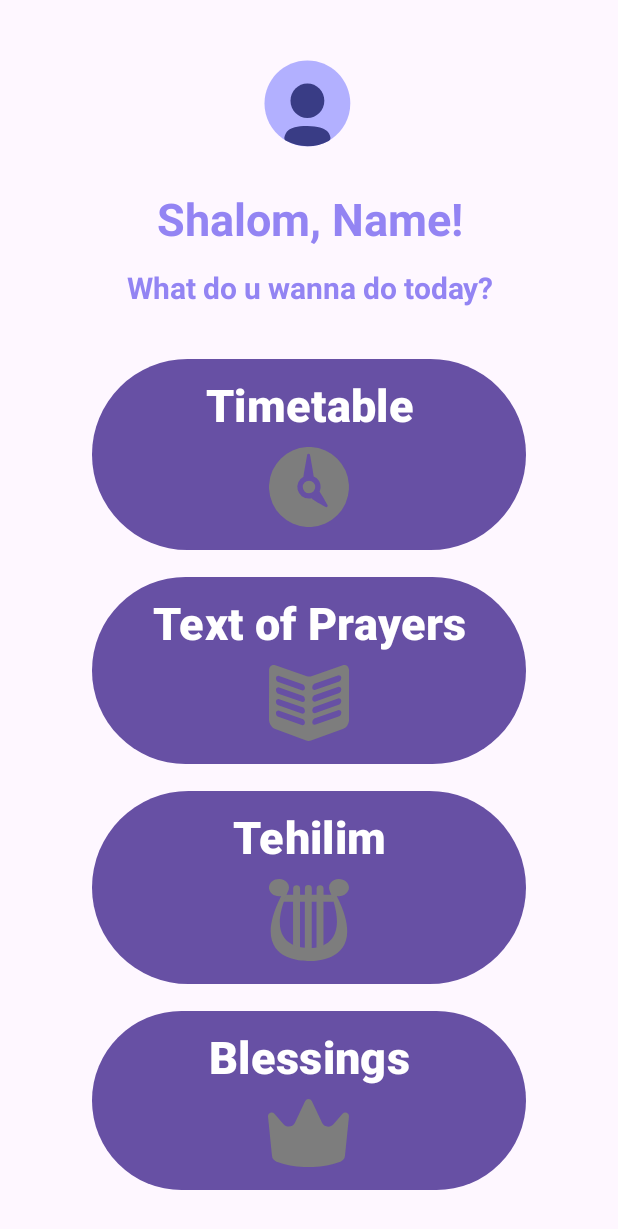
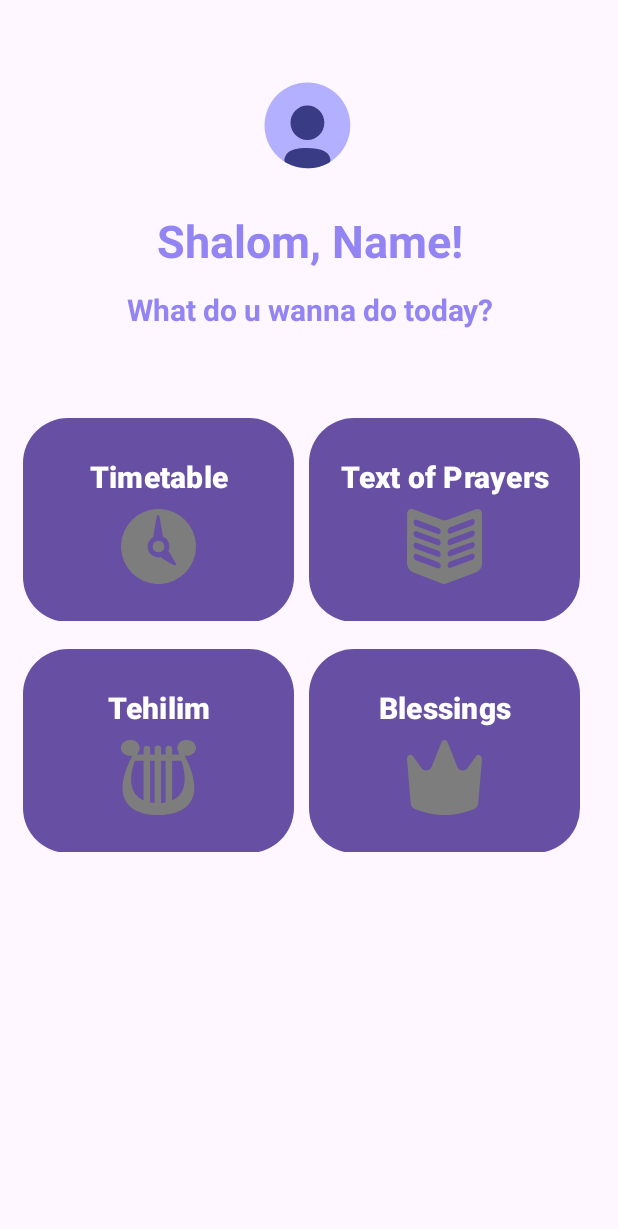
Before and after one commit to MrIsrak/prayer_app, an Android app: the MainMenu screen opened directly, with no data from a screen before it, on a phone screen of 412 x 824 dp. Shown: the top 1229 px of the screen. Run offline under Robolectric (Android 15) with nearby library versions, the phone set to English and light mode, and no system bars.

Commit message:
Everything placed like it should be

```diff
--- a/app/src/main/res/drawable/book.xml
+++ b/app/src/main/res/drawable/book.xml
@@ -1,6 +1,6 @@
 <vector xmlns:android="http://schemas.android.com/apk/res/android"
-    android:width="53.24dp"
-    android:height="50.94dp"
+    android:width="50.00dp"
+    android:height="50.00dp"
     android:viewportWidth="53.24"
     android:viewportHeight="50.94">
   <path
--- a/app/src/main/res/drawable/clock.xml
+++ b/app/src/main/res/drawable/clock.xml
@@ -1,6 +1,6 @@
 <vector xmlns:android="http://schemas.android.com/apk/res/android"
-    android:width="53.61dp"
-    android:height="53.61dp"
+    android:width="50.00dp"
+    android:height="50.00dp"
     android:viewportWidth="53.61"
     android:viewportHeight="53.61">
   <path
--- a/app/src/main/res/drawable/crown.xml
+++ b/app/src/main/res/drawable/crown.xml
@@ -1,6 +1,6 @@
 <vector xmlns:android="http://schemas.android.com/apk/res/android"
-    android:width="53.94dp"
-    android:height="45.06dp"
+    android:width="50.00dp"
+    android:height="50.00dp"
     android:viewportWidth="53.94"
     android:viewportHeight="45.06">
   <path
--- a/app/src/main/res/drawable/harp.xml
+++ b/app/src/main/res/drawable/harp.xml
@@ -1,6 +1,6 @@
 <vector xmlns:android="http://schemas.android.com/apk/res/android"
-    android:width="53.35dp"
-    android:height="54.86dp"
+    android:width="50dp"
+    android:height="50dp"
     android:viewportWidth="53.35"
     android:viewportHeight="54.86">
   <path
--- a/app/src/main/res/layout/activity_main_menu.xml
+++ b/app/src/main/res/layout/activity_main_menu.xml
@@ -11,7 +11,7 @@
         android:layout_height="wrap_content"
         android:contentDescription="@string/profile_photo"
         android:src="@drawable/profile_photo"
-        android:layout_marginTop="25dp"
+        android:layout_marginTop="40dp"
         app:layout_constraintEnd_toEndOf="parent"
         app:layout_constraintStart_toStartOf="parent"
         app:layout_constraintTop_toTopOf="parent"
@@ -55,52 +55,73 @@
     <LinearLayout
         android:id="@+id/layout_main"
         android:orientation="vertical"
-        android:layout_width="wrap_content"
+        android:layout_width="match_parent"
         android:layout_height="wrap_content"
-
+        android:paddingHorizontal="15dp"
         app:layout_constraintTop_toBottomOf="@id/question"
         app:layout_constraintStart_toStartOf="parent"
         app:layout_constraintEnd_toEndOf="parent"
+        android:layout_marginTop="40dp">
 
-        android:layout_marginTop="20dp">
+        <LinearLayout
+            android:layout_width="match_parent"
+            android:layout_height="wrap_content"
+            android:orientation="horizontal">
 
-
-        <Button
+            <com.google.android.material.button.MaterialButton
                 android:id="@+id/time_table_btn"
                 style="@style/main_menu_btn"
                 android:layout_width="match_parent"
                 android:layout_height="wrap_content"
                 android:text="@string/timetable"
+                app:cornerRadius="30dp"
+
                 android:drawableBottom="@drawable/clock"/>
 
-        <Button
+            <com.google.android.material.button.MaterialButton
                 android:id="@+id/text_prayers_btn"
                 style="@style/main_menu_btn"
                 android:layout_width="match_parent"
                 android:layout_height="wrap_content"
                 android:text="@string/text_prayers"
+                app:cornerRadius="30dp"
                 android:drawableBottom="@drawable/book"
                 />
 
-        <Button
+        </LinearLayout>
+
+
+
+        <LinearLayout
+            android:id="@+id/layout_bot"
+            android:layout_width="match_parent"
+            android:layout_height="wrap_content"
+            android:orientation="horizontal">
+            <com.google.android.material.button.MaterialButton
                 android:id="@+id/tehelim_button"
                 android:layout_width="match_parent"
                 android:layout_height="wrap_content"
                 android:text="@string/tehilim"
                 style="@style/main_menu_btn"
+                app:cornerRadius="30dp"
                 android:drawableBottom="@drawable/harp"/>
 
-        <Button
+            <com.google.android.material.button.MaterialButton
                 android:id="@+id/blessings_button"
                 android:layout_width="match_parent"
                 android:layout_height="wrap_content"
                 android:text="@string/blessings"
                 style="@style/main_menu_btn"
+                app:cornerRadius="30dp"
                 android:drawableBottom="@drawable/crown"/>
+        </LinearLayout>
+
 
     </LinearLayout>
 
-
+<!--    <com.google.android.material.bottomnavigation.BottomNavigationView-->
+<!--        android:layout_width="wrap_content"-->
+<!--        android:layout_height="wrap_content"-->
 
 
 </androidx.constraintlayout.widget.ConstraintLayout>
--- a/app/src/main/res/values/styles.xml
+++ b/app/src/main/res/values/styles.xml
@@ -54,18 +54,24 @@
 
     <style name="main_menu_btn">
 
-        <item name="android:textSize">30sp</item>
+        <item name="android:textSize">20sp</item>
         <item name="android:layout_centerHorizontal">true</item>
-        <item name="android:layout_marginTop">10dp</item>
         <item name="android:textColor">@color/white</item>
 
         <item name="android:textStyle">bold</item>
         <item name="android:layout_gravity">center</item>
-        <item name="android:paddingTop">10dp</item>
-        <item name="android:paddingBottom">15dp</item>
 
-        <item name="android:paddingStart">40dp</item>
-        <item name="android:paddingEnd">40dp</item>
+        <item name="android:layout_marginEnd">10dp</item>
+        <item name="android:layout_marginTop">10dp</item>
+
+        <item name="android:paddingTop">25dp</item>
+        <item name="android:paddingBottom">25dp</item>
+
+        <item name="android:paddingStart">15dp</item>
+        <item name="android:paddingEnd">15dp</item>
+
+        <item name="android:layout_weight">0.5</item>
+
     </style>
 
     <style name="main_menu_txt">
```
Lines whose indentation alone changed are shown as unchanged.
